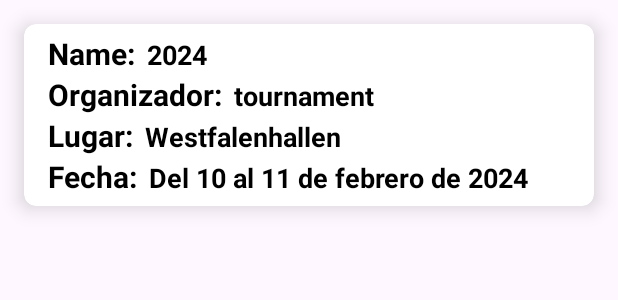
After one commit to CesarEnriqueSalas/AlternativeDex, an Android app: the layout imagen_tournaments.xml on its own in the app's theme, with its tools: preview values and no code run, on a phone screen of 412 x 824 dp. The commit adds this screen. Shown: the top 300 px of the screen. Run offline under Robolectric (Android 15) with nearby library versions, the phone set to English and light mode, and no system bars.

Commit message:
Creación del Apartado de TournamentFragment.java junto con su xml, junto con la creación del ListaTournamentsAdapter.java para mostrar mediante el RecyclerView los datos que contiene la tabla regionalTournament en Firebase junto con modificaciones menores en las clases DetailActivity.java, Constants.java, MainActivity.java, strings.xml y fragment_home.xml

```diff
--- a/app/src/main/java/projectofinal/alternativedex/activities/MainActivity.java
+++ b/app/src/main/java/projectofinal/alternativedex/activities/MainActivity.java
@@ -15,9 +15,9 @@
 import com.google.firebase.FirebaseApp;
 
 import projectofinal.alternativedex.fragments.SingInFragment;
-import projectofinal.alternativedex.fragments.TournamentFragment;
 import projectofinal.alternativedex.fragments.HomeFragment;
 import projectofinal.alternativedex.R;
+import projectofinal.alternativedex.fragments.TournamentFragment;
 
 public class MainActivity extends AppCompatActivity {
 
--- a/app/src/main/java/projectofinal/alternativedex/fragments/HomeFragment.java
+++ b/app/src/main/java/projectofinal/alternativedex/fragments/HomeFragment.java
@@ -80,6 +80,8 @@
                     if(aptoParaCargar){
                         if((visibleItemCount + pastVisibleItems) >= totalItemCount){
                             Log.i(TAG, "Llegamos al final.");
+
+                            aptoParaCargar = false;
 
                             if (offset < 985) {
                                 offset += 25;
--- a/app/src/main/res/layout/fragment_home.xml
+++ b/app/src/main/res/layout/fragment_home.xml
@@ -9,7 +9,8 @@
     <LinearLayout
         android:layout_width="match_parent"
         android:layout_height="match_parent"
-        android:orientation="vertical">
+        android:orientation="vertical"
+        tools:ignore="UselessParent">
 
         <TextView
             android:id="@+id/textoAplicacion"
@@ -20,7 +21,8 @@
             android:textAlignment="center"
             android:textAllCaps="true"
             android:textColor="@color/black"
-            android:textSize="45sp" />
+            android:textSize="45sp"
+            android:gravity="center"/>
 
         <androidx.appcompat.widget.SearchView
             android:id="@+id/buscador"
--- /dev/null
+++ b/app/src/main/res/layout/imagen_tournaments.xml
@@ -0,0 +1,122 @@
+<?xml version="1.0" encoding="utf-8"?>
+<androidx.cardview.widget.CardView xmlns:android="http://schemas.android.com/apk/res/android"
+    android:layout_width="match_parent"
+    android:layout_height="wrap_content"
+    xmlns:app="http://schemas.android.com/apk/res-auto"
+    app:cardCornerRadius="8dp"
+    app:cardElevation="8dp"
+    android:layout_margin="16dp">
+
+    <LinearLayout
+        android:layout_width="match_parent"
+        android:layout_height="wrap_content"
+        android:layout_marginStart="16dp"
+        android:layout_marginVertical="6dp"
+        android:layout_marginEnd="16dp"
+        android:layout_marginBottom="16dp"
+        android:layout_marginTop="16dp"
+        android:orientation="vertical">
+
+        <LinearLayout
+            android:layout_width="match_parent"
+            android:layout_height="wrap_content"
+            android:layout_gravity="center_vertical"
+            android:orientation="horizontal">
+
+            <TextView
+                android:layout_width="wrap_content"
+                android:layout_height="wrap_content"
+                android:textColor="@color/black"
+                android:text="Name:"
+                android:textSize="20sp"
+                android:textStyle="bold"/>
+
+            <TextView
+                android:id="@+id/textNameRegional"
+                android:layout_width="wrap_content"
+                android:layout_height="wrap_content"
+                android:textColor="@color/black"
+                android:text="2024"
+                android:textSize="18sp"
+                android:textStyle="bold"
+                android:layout_marginStart="8dp"/>
+        </LinearLayout>
+
+        <LinearLayout
+            android:layout_width="match_parent"
+            android:layout_height="wrap_content"
+            android:layout_gravity="center_vertical"
+            android:orientation="horizontal">
+
+            <TextView
+                android:layout_width="wrap_content"
+                android:layout_height="wrap_content"
+                android:textColor="@color/black"
+                android:text="Organizador:"
+                android:textSize="20sp"
+                android:textStyle="bold"/>
+
+            <TextView
+                android:id="@+id/textOrganizadorRegional"
+                android:layout_width="wrap_content"
+                android:layout_height="wrap_content"
+                android:textColor="@color/black"
+                android:text="tournament"
+                android:textSize="18sp"
+                android:textStyle="bold"
+                android:layout_marginStart="8dp"/>
+        </LinearLayout>
+
+        <LinearLayout
+            android:layout_width="match_parent"
+            android:layout_height="wrap_content"
+            android:layout_gravity="center_vertical"
+            android:orientation="horizontal">
+
+            <TextView
+                android:layout_width="wrap_content"
+                android:layout_height="wrap_content"
+                android:textColor="@color/black"
+                android:text="Lugar:"
+                android:textSize="20sp"
+                android:textStyle="bold"/>
+
+            <TextView
+                android:id="@+id/textLugarRegional"
+                android:layout_width="wrap_content"
+                android:layout_height="wrap_content"
+                android:textColor="@color/black"
+                android:text="Westfalenhallen"
+                android:textSize="18sp"
+                android:textStyle="bold"
+                android:layout_marginStart="8dp"/>
+        </LinearLayout>
+
+        <LinearLayout
+            android:layout_width="match_parent"
+            android:layout_height="wrap_content"
+            android:layout_gravity="center_vertical"
+            android:orientation="horizontal">
+
+            <TextView
+                android:layout_width="wrap_content"
+                android:layout_height="wrap_content"
+                android:textColor="@color/black"
+                android:text="Fecha:"
+                android:textSize="20sp"
+                android:textStyle="bold"/>
+
+            <TextView
+                android:id="@+id/textFechaRegional"
+                android:layout_width="wrap_content"
+                android:layout_height="wrap_content"
+                android:textColor="@color/black"
+                android:text="Del 10 al 11 de febrero de 2024"
+                android:textSize="18sp"
+                android:textStyle="bold"
+                android:layout_marginStart="8dp"/>
+        </LinearLayout>
+
+    </LinearLayout>
+
+</androidx.cardview.widget.CardView>
--- a/app/src/main/res/values/strings.xml
+++ b/app/src/main/res/values/strings.xml
@@ -39,4 +39,6 @@
     <string name="gen_7">Gen 7</string>
     <string name="gen_9">Gen 9</string>
     <string name="gen_8">Gen 8</string>
+    <string name="todo">TODO</string>
+    <string name="regional_tournaments">Regional Tournaments</string>
 </resources>
```
Also changed, not shown: app/src/main/java/projectofinal/alternativedex/activities/DetailActivity.java (+28 -8 lines), app/src/main/java/projectofinal/alternativedex/adapter/ListaTournamentsAdapter.java (added, +62 -0 lines), app/src/main/java/projectofinal/alternativedex/fragments/TournamentFragment.java (+71 -5 lines), app/src/main/java/projectofinal/alternativedex/models/Tournaments.java (added, +75 -0 lines), app/src/main/java/projectofinal/alternativedex/utilities/Constants.java (+8 -0 lines), app/src/main/res/layout/fragment_tournament.xml (+23 -2 lines).
